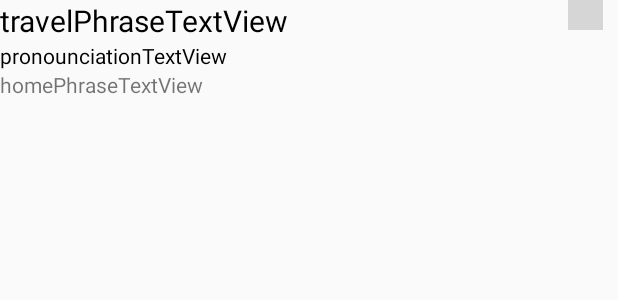
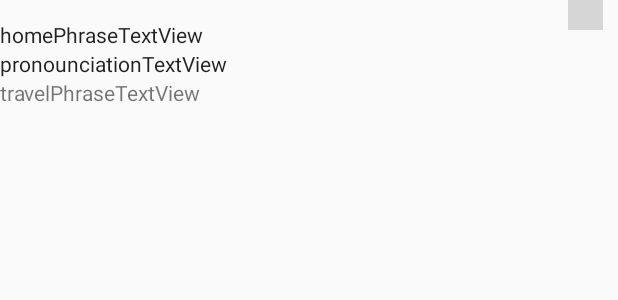
Before and after one commit to dannyko22/CantoneseEnglishTravelHandbookV3, an Android app: the layout phrases_row.xml on its own in the app's theme, with its tools: preview values and no code run, on a phone screen of 412 x 824 dp. Shown: the top 300 px of the screen. Run offline under Robolectric (Android 15) with nearby library versions, the phone set to English and light mode, and no system bars; grey boxes are pictures that could not be loaded.

Commit message:
changed font

```diff
--- a/app/src/main/res/layout/notepadrecycler_row.xml
+++ b/app/src/main/res/layout/notepadrecycler_row.xml
@@ -16,6 +16,7 @@
             android:layout_width="match_parent"
             android:layout_height="wrap_content"
             android:gravity="left"
+            android:textColor="?android:attr/textColorPrimary"
             android:text="Title" />
 
         <TextView
@@ -25,7 +26,7 @@
             android:gravity="left"
             android:textStyle="italic"
             android:maxLines="1"
-            android:textColor="?android:attr/textColorSecondary"
+            android:textColor="?android:attr/textColorPrimary"
             android:text="Body" />
 
         <TextView
--- a/app/src/main/res/layout/phrases_row.xml
+++ b/app/src/main/res/layout/phrases_row.xml
@@ -13,14 +13,17 @@
     android:layout_height="wrap_content"
     android:orientation="vertical">
 
+        <View
+            android:layout_width="0px"
+            android:layout_height="20px" />
+
     <TextView
-        android:text="travelPhraseTextView"
-        android:layout_width="match_parent"
+        android:text="homePhraseTextView"
+        android:layout_width="wrap_content"
         android:layout_height="wrap_content"
-        android:id="@+id/travelPhraseTextView"
-        android:layout_weight="1"
-        android:textSize="20sp"
-        tools:textColor="#000000" />
+        android:id="@+id/homePhraseTextView"
+        android:textColor="?android:attr/textColorPrimary"
+        android:layout_weight="1" />
 
     <TextView
         android:text="pronounciationTextView"
@@ -28,14 +31,18 @@
         android:layout_height="wrap_content"
         android:id="@+id/pronounciationTextView"
         android:layout_weight="1"
-        tools:textColor="#000000" />
+        android:textColor="?android:attr/textColorPrimary" />
 
     <TextView
-        android:text="homePhraseTextView"
-        android:layout_width="wrap_content"
+        android:text="travelPhraseTextView"
+        android:layout_width="match_parent"
         android:layout_height="wrap_content"
-        android:id="@+id/homePhraseTextView"
-        android:layout_weight="1" />
+        android:id="@+id/travelPhraseTextView"
+        android:layout_weight="1"/>
+
+        <View
+            android:layout_width="0px"
+            android:layout_height="20px" />
 
     </LinearLayout>
 
```
Also changed, not shown: app/src/main/java/com/cantoneseenglishtravelhandbook/CategoryPhrasesActivity.java (+0 -9 lines).
